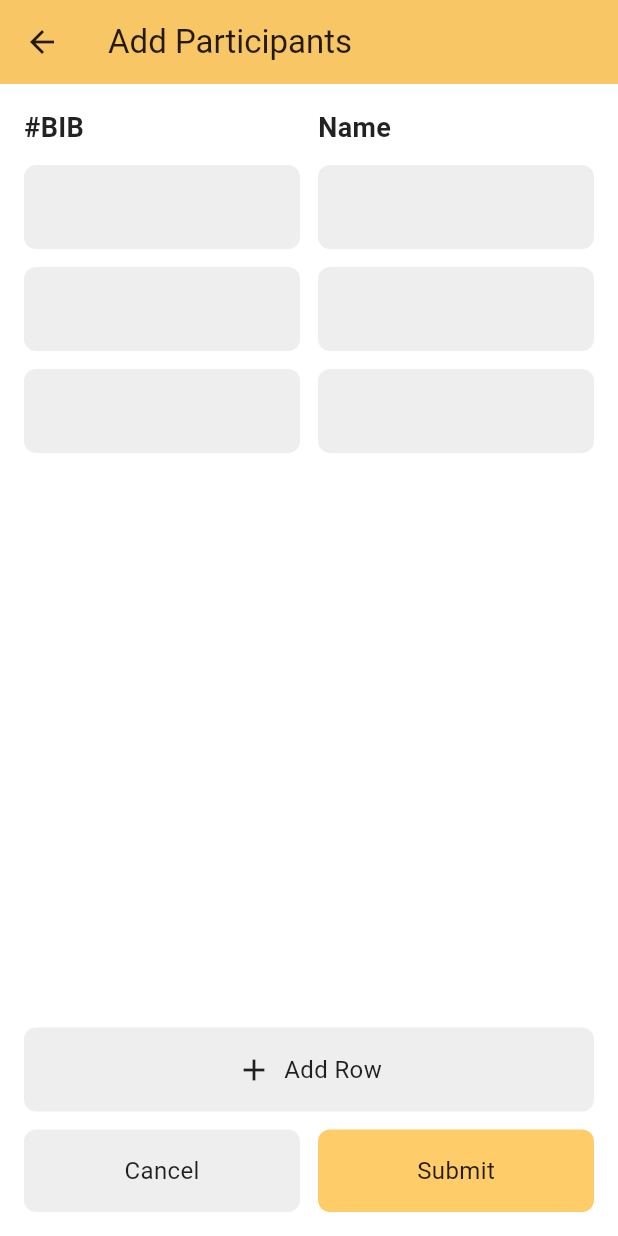
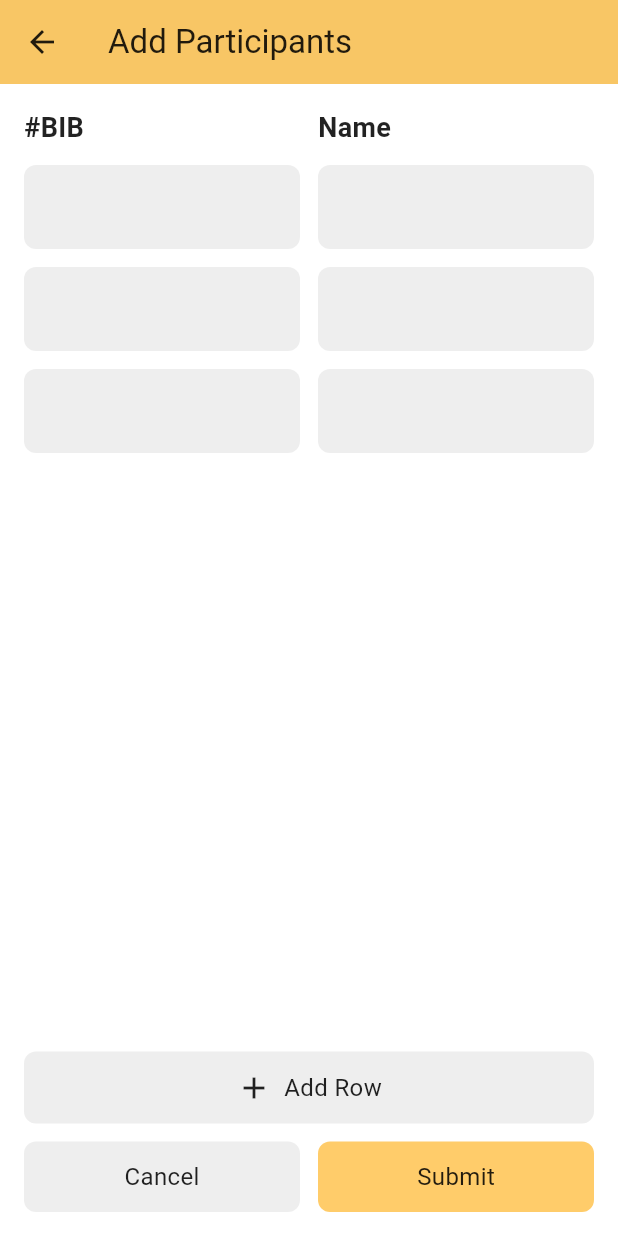
Before and after one commit to rainn22/race_tracking_app, a Flutter app: the BulkAddParticipantsScreen screen opened by its route, on a phone screen of 412 x 824 dp. Run offline on Flutter 3.47's test engine with Material 3 defaults, Android fonts, the phone set to English and light mode, and no system bars; network calls fail; statements that could not run were skipped.

Commit message:
fix: change size and prop

```diff
--- a/lib/utils/widgets/button.dart
+++ b/lib/utils/widgets/button.dart
@@ -26,7 +26,7 @@ class AppButton extends StatelessWidget {
         borderRadius: BorderRadius.circular(8),
         onTap: onTap,
         child: Padding(
-          padding: const EdgeInsets.symmetric(vertical: 16),
+          padding: const EdgeInsets.symmetric(vertical: 12, horizontal: 12),
           child: Center(
             child: Row(
               mainAxisSize: MainAxisSize.min,
--- a/lib/utils/widgets/input_field.dart
+++ b/lib/utils/widgets/input_field.dart
@@ -4,29 +4,48 @@ import 'package:race_tracking_app/utils/constants.dart';
 class InputField extends StatelessWidget {
   final TextEditingController controller;
   final TextInputType keyboardType;
+  final String? errorText; // Add this
 
   const InputField({
     super.key,
     required this.controller,
     this.keyboardType = TextInputType.text,
+    this.errorText,
   });
 
   @override
   Widget build(BuildContext context) {
-    return Container(
+    return Column(
+      crossAxisAlignment: CrossAxisAlignment.start,
+      children: [
+        Container(
           decoration: BoxDecoration(
             color: AppColors.secondary,
             borderRadius: BorderRadius.circular(8),
+            border: errorText != null
+                ? Border.all(color: Colors.red, width: 1.5)
+                : null,
           ),
           child: TextField(
             controller: controller,
             keyboardType: keyboardType,
             style: AppTextStyles.textMd,
-        decoration: const InputDecoration(
+            decoration: InputDecoration(
               border: InputBorder.none,
-          contentPadding: EdgeInsets.symmetric(horizontal: 16, vertical: 16),
+              contentPadding:
+                  const EdgeInsets.symmetric(horizontal: 16, vertical: 16),
             ),
           ),
+        ),
+        if (errorText != null)
+          Padding(
+            padding: const EdgeInsets.only(top: 4, left: 8),
+            child: Text(
+              errorText!,
+              style: const TextStyle(color: Colors.red, fontSize: 12),
+            ),
+          ),
+      ],
     );
   }
 }
```
Lines whose indentation alone changed are shown as unchanged.
